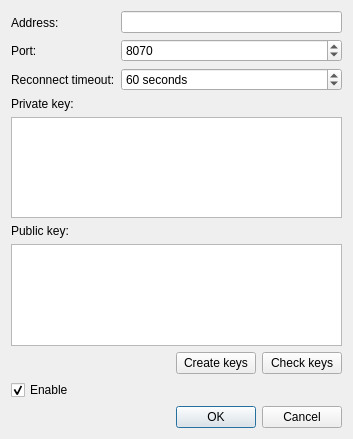
Above: source/router/ui/proxy_dialog.ui from dchapyshev/aspia before the change. Below: the same form after it.
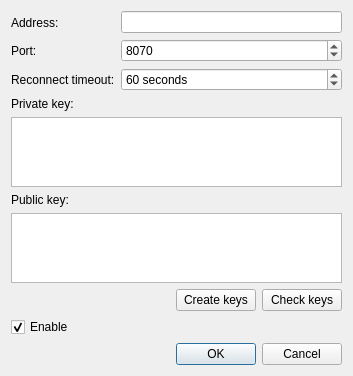
That is the form after the change.

Commit message: Implemented "Check keys" and "Create keys" buttons.

Diff of the .ui file:
```diff
--- a/source/router/ui/proxy_dialog.ui
+++ b/source/router/ui/proxy_dialog.ui
@@ -7,7 +7,7 @@
     <x>0</x>
     <y>0</y>
     <width>353</width>
-    <height>439</height>
+    <height>369</height>
    </rect>
   </property>
   <property name="windowTitle">
```
The commit also changes 2 other files.
